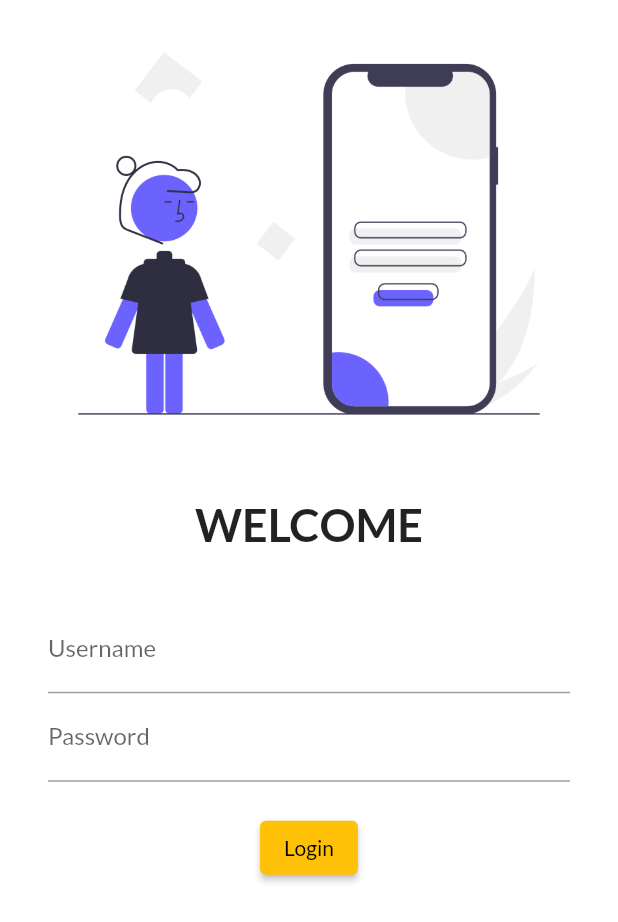
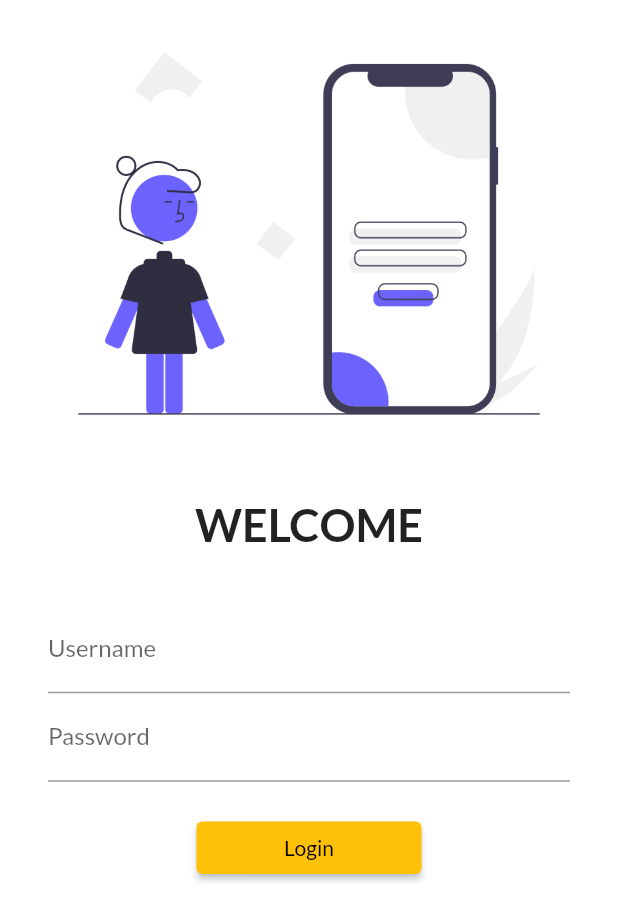
Before and after one commit to keyur653/FlutterIn30Days, a Flutter app: the screen it shows after launch, on a phone screen of 412 x 824 dp. Shown: the top 922 px of the screen. Run offline on Flutter 3.47's test engine with Material 2 defaults, Android fonts, the phone set to English and light mode, and no system bars; our stand-ins replace google_fonts.

Commit message:
Day 5 done

```diff
--- a/lib/main.dart
+++ b/lib/main.dart
@@ -1,6 +1,7 @@
 import 'package:flutter/material.dart';
 import 'package:flutter_catalog/pages/home_page.dart';
 import 'package:flutter_catalog/pages/login_page.dart';
+import 'package:flutter_catalog/utils/routes.dart';
 import 'package:google_fonts/google_fonts.dart';
 
 void main() {
@@ -21,8 +22,8 @@ class MyApp extends StatelessWidget {
       initialRoute: "/login",
       routes: {
         "/": (context) => LoginPage(),
-        "/home": (context) => HomePage(),
-        "/login": (context) => LoginPage()
+        MyRoutes.homeRoute: (context) => HomePage(),
+        MyRoutes.loginRoute: (context) => LoginPage()
       },
     );
   }
--- a/lib/pages/home_page.dart
+++ b/lib/pages/home_page.dart
@@ -2,7 +2,7 @@ import 'package:flutter/material.dart';
 
 class HomePage extends StatelessWidget {
   const HomePage({super.key});
-  final int days = 29;
+  final int days = 30;
   final String name = "Keyur";
 
   @override
--- a/lib/pages/login_page.dart
+++ b/lib/pages/login_page.dart
@@ -1,4 +1,5 @@
 import 'package:flutter/material.dart';
+import 'package:flutter_catalog/utils/routes.dart';
 
 class LoginPage extends StatelessWidget {
   const LoginPage({super.key});
@@ -7,6 +8,7 @@ class LoginPage extends StatelessWidget {
   Widget build(BuildContext context) {
     return Material(
         color: Colors.white,
+        child: SingleChildScrollView(
           child: Column(
             children: [
               Image.asset("assets/images/login_image.png", fit: BoxFit.cover),
@@ -24,8 +26,8 @@ class LoginPage extends StatelessWidget {
                 height: 20,
               ),
               Padding(
-              padding:
-                  const EdgeInsets.symmetric(vertical: 16.0, horizontal: 32.0),
+                padding: const EdgeInsets.symmetric(
+                    vertical: 16.0, horizontal: 32.0),
                 child: Column(
                   children: [
                     TextFormField(
@@ -46,15 +48,16 @@ class LoginPage extends StatelessWidget {
                     ),
                     ElevatedButton(
                       child: Text("Login"),
-                    style: TextButton.styleFrom(),
+                      style: TextButton.styleFrom(minimumSize: Size(150, 35)),
                       onPressed: () {
-                      print("Hi User");
+                        Navigator.pushNamed(context, MyRoutes.homeRoute);
                       },
                     )
                   ],
                 ),
               )
             ],
+          ),
         ));
   }
 }
--- /dev/null
+++ b/lib/utils/routes.dart
@@ -0,0 +1,4 @@
+class MyRoutes {
+  static String loginRoute = "/login";
+  static String homeRoute = "/home";
+}
```
Lines whose indentation alone changed are shown as unchanged.
